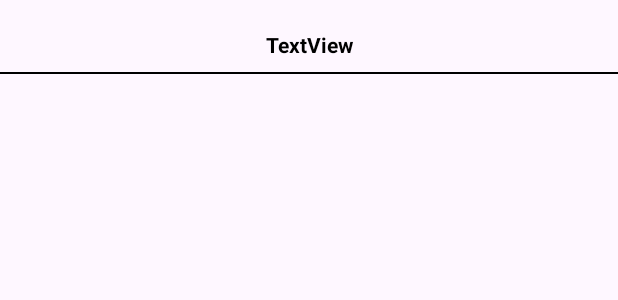
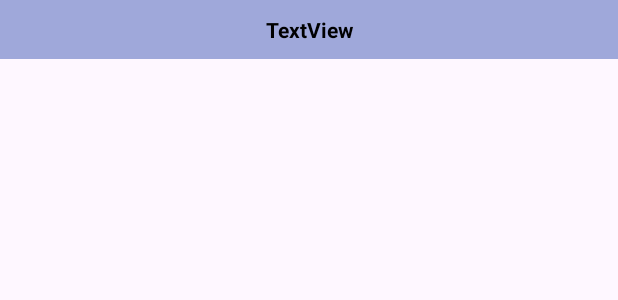
Before and after one commit to AtomicFive4059/expensesManager_App, an Android app: the layout row_account.xml on its own in the app's theme, with its tools: preview values and no code run, on a phone screen of 412 x 824 dp. Shown: the top 300 px of the screen. Run offline under Robolectric (Android 15) with nearby library versions, the phone set to English and light mode, and no system bars; Roboto replaces fonts that are not available here.

```diff
--- a/app/src/main/res/layout/activity_main.xml
+++ b/app/src/main/res/layout/activity_main.xml
@@ -32,7 +32,9 @@
         app:layout_constraintTop_toBottomOf="@+id/toolBar"
         tools:layout_editor_absoluteX="0dp">
 
+
 <!--ImageView: to previous date button-->
+
         <ImageView
             android:id="@+id/previousDate"
             android:layout_width="wrap_content"
@@ -45,12 +47,13 @@
             android:id="@+id/currentDate"
             android:layout_width="270dp"
             android:layout_height="wrap_content"
-            android:gravity="center"
             android:text="May 17, 2024"
+            android:textAlignment="center"
             android:textColor="@color/white"
             android:textSize="16sp" />
 
         <!--ImageView: to next date button-->
+
         <ImageView
             android:id="@+id/nextDate"
             android:layout_width="wrap_content"
@@ -226,6 +229,7 @@
         app:layout_constraintEnd_toEndOf="parent"
         app:srcCompat="@drawable/baseline_add_24" />
 
+<!--RecyclerView for displaying the transaction -->
     <androidx.recyclerview.widget.RecyclerView
         android:id="@+id/transaction_List"
         android:layout_width="0dp"
--- a/app/src/main/res/layout/row_account.xml
+++ b/app/src/main/res/layout/row_account.xml
@@ -3,7 +3,8 @@
     xmlns:app="http://schemas.android.com/apk/res-auto"
     xmlns:tools="http://schemas.android.com/tools"
     android:layout_width="match_parent"
-    android:layout_height="wrap_content">
+    android:layout_height="wrap_content"
+    android:background="#9FA8DA">
 
     <TextView
         android:id="@+id/accontName"
@@ -13,15 +14,15 @@
         android:textAlignment="center"
         android:textStyle="bold"
         android:textColor="@color/black"
-        android:layout_marginTop="10dp"
         android:padding="10dp"
         app:layout_constraintEnd_toEndOf="parent"
         app:layout_constraintStart_toStartOf="parent"
         app:layout_constraintTop_toTopOf="parent" />
 
-    <View
-        android:layout_width="match_parent"
-        android:layout_height="1dp"
-        android:background="@color/black"
-        app:layout_constraintBottom_toBottomOf="parent"/>
+<!--    <View-->
+<!--        android:layout_width="match_parent"-->
+<!--        android:layout_height="1dp"-->
+<!--        android:background="@color/black"-->
+<!--        app:layout_constraintBottom_toBottomOf="parent"/>-->
+
 </androidx.constraintlayout.widget.ConstraintLayout>
```
Also changed, not shown: app/src/main/java/com/example/expensesmanagerapp/MainActivity.java (+51 -1 lines), app/src/main/java/com/example/expensesmanagerapp/fragment/AddTransactionFragment.java (+55 -9 lines).
